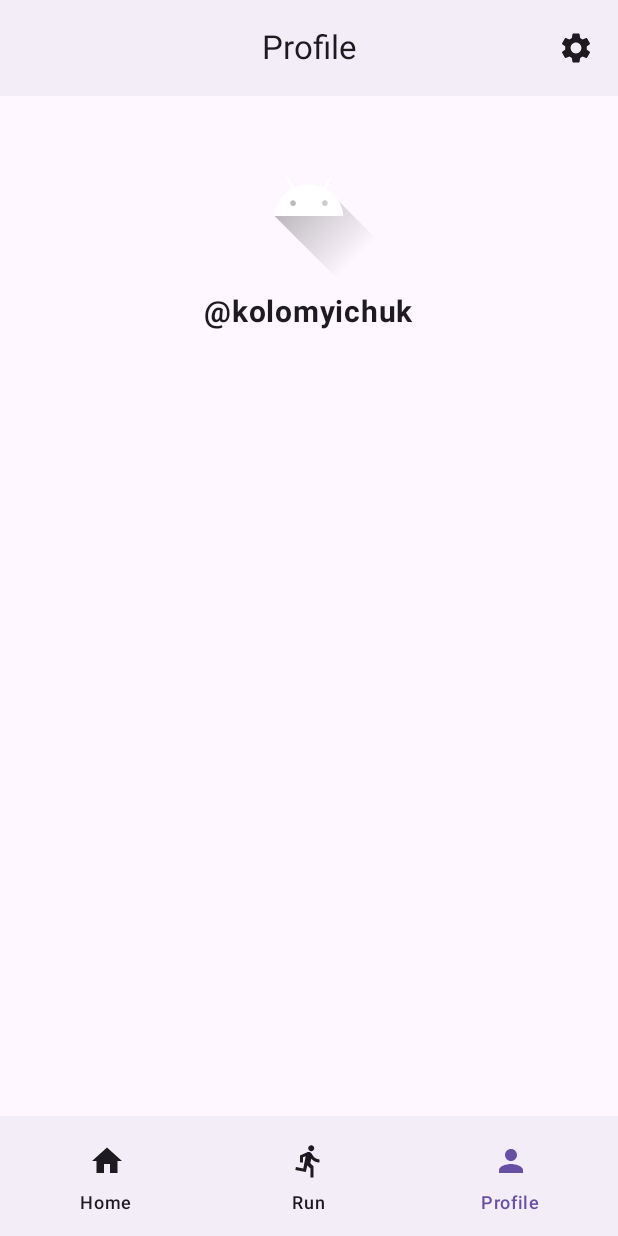
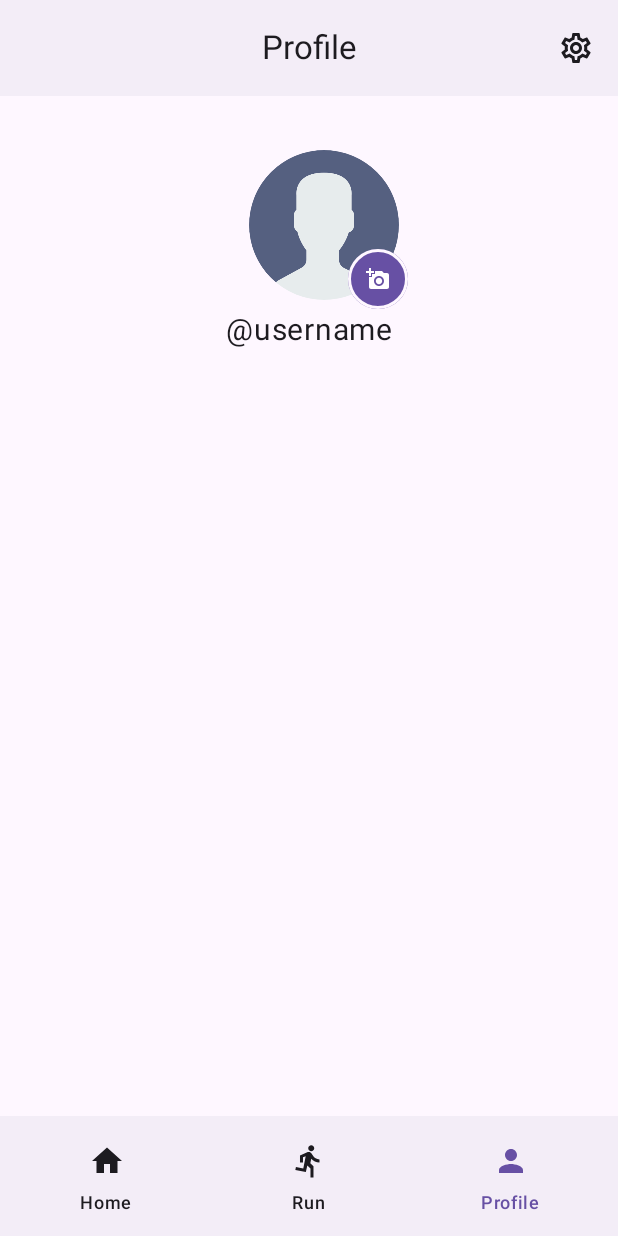
Before and after one commit to kolomyichuk/Runly, an Android app built with Jetpack Compose: the profile screen opened through its navigation route, on a phone screen of 412 x 824 dp. Run offline under Robolectric (Android 15) with nearby library versions, the phone set to English and light mode, and no system bars.

Commit message:
Added the ability to add a user photo on the user screen

```diff
--- a/app/build.gradle.kts
+++ b/app/build.gradle.kts
@@ -74,6 +74,7 @@ android {
 }
 
 dependencies {
+    implementation(libs.coil.compose)
     implementation(libs.android.maps.utils)
     implementation(libs.androidx.compose.material.iconsExtended)
     implementation(libs.data.store.preferences)
--- a/app/src/main/java/kolomyichuk/runly/di/ServiceModule.kt
+++ b/app/src/main/java/kolomyichuk/runly/di/ServiceModule.kt
@@ -34,7 +34,7 @@ object ServiceModule {
         .setAutoCancel(false)
         .setOngoing(true)
         .setOnlyAlertOnce(true)
-        .setSmallIcon(R.drawable.ic_launcher_foreground)
+        .setSmallIcon(R.mipmap.ic_runly)
         .setContentTitle(context.getString(R.string.app_name))
         .setContentText("00:00:00")
         .setContentIntent(pendingIntent)
--- a/app/src/main/java/kolomyichuk/runly/ui/screens/ProfileScreen.kt
+++ b/app/src/main/java/kolomyichuk/runly/ui/screens/ProfileScreen.kt
@@ -1,22 +1,42 @@
 package kolomyichuk.runly.ui.screens
 
+import android.net.Uri
+import androidx.activity.compose.rememberLauncherForActivityResult
+import androidx.activity.result.contract.ActivityResultContracts
 import androidx.compose.foundation.Image
+import androidx.compose.foundation.background
+import androidx.compose.foundation.border
+import androidx.compose.foundation.clickable
+import androidx.compose.foundation.layout.Box
 import androidx.compose.foundation.layout.Column
 import androidx.compose.foundation.layout.Spacer
 import androidx.compose.foundation.layout.fillMaxSize
 import androidx.compose.foundation.layout.height
+import androidx.compose.foundation.layout.offset
 import androidx.compose.foundation.layout.padding
+import androidx.compose.foundation.layout.size
+import androidx.compose.foundation.shape.CircleShape
 import androidx.compose.material.icons.Icons
-import androidx.compose.material.icons.filled.Settings
+import androidx.compose.material.icons.filled.AddAPhoto
+import androidx.compose.material.icons.outlined.Settings
+import androidx.compose.material3.Icon
+import androidx.compose.material3.MaterialTheme
 import androidx.compose.material3.Text
 import androidx.compose.runtime.Composable
+import androidx.compose.runtime.getValue
+import androidx.compose.runtime.mutableStateOf
+import androidx.compose.runtime.saveable.rememberSaveable
+import androidx.compose.runtime.setValue
 import androidx.compose.ui.Alignment
 import androidx.compose.ui.Modifier
+import androidx.compose.ui.draw.clip
+import androidx.compose.ui.layout.ContentScale
 import androidx.compose.ui.res.painterResource
 import androidx.compose.ui.res.stringResource
 import androidx.compose.ui.text.font.FontWeight
 import androidx.compose.ui.unit.dp
 import androidx.compose.ui.unit.sp
+import coil3.compose.rememberAsyncImagePainter
 import kolomyichuk.runly.R
 import kolomyichuk.runly.ui.components.TopBarApp
 
@@ -27,7 +47,7 @@ fun ProfileScreen(
     Column(modifier = Modifier.fillMaxSize()) {
         TopBarApp(
             title = stringResource(R.string.profile),
-            menuIcon = Icons.Default.Settings,
+            menuIcon = Icons.Outlined.Settings,
             onMenuClick = onNavigateToSettings
         )
         ContentProfileScreen()
@@ -37,7 +57,7 @@ fun ProfileScreen(
 
 @Composable
 fun ContentProfileScreen() {
-    val username = "@kolomyichuk"
+    val username = "@username"
 
     Column(
         modifier = Modifier
@@ -45,15 +65,69 @@ fun ContentProfileScreen() {
             .padding(16.dp),
         horizontalAlignment = Alignment.CenterHorizontally
     ) {
-        Image(
-            painter = painterResource(R.drawable.ic_launcher_foreground),
-            contentDescription = "User Image"
+        var imageUri by rememberSaveable { mutableStateOf<Uri?>(null) }
+        val galleryLauncher = rememberLauncherForActivityResult(
+            contract = ActivityResultContracts.GetContent(),
+            onResult = { uri ->
+                imageUri = uri
+            }
+        )
+
+
+        UserProfilePicture(
+            onEditClick = {
+                galleryLauncher.launch("image/*")
+            },
+            imageUrl = imageUri?.toString()
         )
         Spacer(modifier = Modifier.height(8.dp))
         Text(
             text = username,
-            fontWeight = FontWeight.Bold,
+            fontWeight = FontWeight.Normal,
             fontSize = 20.sp
         )
     }
 }
+
+@Composable
+fun UserProfilePicture(
+    imageUrl: String?,
+    onEditClick: () -> Unit
+) {
+    Box(
+        contentAlignment = Alignment.BottomEnd,
+        modifier = Modifier.size(120.dp)
+    ) {
+        Image(
+            painter = if (imageUrl != null) {
+                rememberAsyncImagePainter(model = imageUrl)
+            } else {
+                painterResource(R.drawable.user)
+            },
+            contentDescription = "User profile picture",
+            contentScale = ContentScale.Crop,
+            modifier = Modifier
+                .size(100.dp)
+                .clip(CircleShape)
+
+        )
+        Box(
+            contentAlignment = Alignment.Center,
+            modifier = Modifier
+                .size(40.dp)
+                .offset(x = 6.dp, y = 6.dp)
+                .background(MaterialTheme.colorScheme.primary, CircleShape)
+                .border(2.dp, MaterialTheme.colorScheme.background, CircleShape)
+                .clickable {
+                    onEditClick()
+                }
+        ) {
+            Icon(
+                imageVector = Icons.Default.AddAPhoto,
+                contentDescription = null,
+                tint = MaterialTheme.colorScheme.onPrimary,
+                modifier = Modifier.size(16.dp)
+            )
+        }
+    }
+}
--- a/app/src/main/java/kolomyichuk/runly/ui/screens/SettingsScreen.kt
+++ b/app/src/main/java/kolomyichuk/runly/ui/screens/SettingsScreen.kt
@@ -71,7 +71,7 @@ fun ContentSettingsScreen(
                 Text(
                     text = "Theme",
                     fontSize = 18.sp,
-                    fontWeight = FontWeight.Medium,
+                    fontWeight = FontWeight.Normal,
                     modifier = Modifier.weight(1f)
                 )
                 Icon(
--- a/app/src/main/res/drawable/ic_launcher_foreground.xml
+++ /dev/null
@@ -1,30 +0,0 @@
-<vector xmlns:android="http://schemas.android.com/apk/res/android"
-    xmlns:aapt="http://schemas.android.com/aapt"
-    android:width="108dp"
-    android:height="108dp"
-    android:viewportWidth="108"
-    android:viewportHeight="108">
-    <path android:pathData="M31,63.928c0,0 6.4,-11 12.1,-13.1c7.2,-2.6 26,-1.4 26,-1.4l38.1,38.1L107,108.928l-32,-1L31,63.928z">
-        <aapt:attr name="android:fillColor">
-            <gradient
-                android:endX="85.84757"
-                android:endY="92.4963"
-                android:startX="42.9492"
-                android:startY="49.59793"
-                android:type="linear">
-                <item
-                    android:color="#44000000"
-                    android:offset="0.0" />
-                <item
-                    android:color="#00000000"
-                    android:offset="1.0" />
-            </gradient>
-        </aapt:attr>
-    </path>
-    <path
-        android:fillColor="#FFFFFF"
-        android:fillType="nonZero"
-        android:pathData="M65.3,45.828l3.8,-6.6c0.2,-0.4 0.1,-0.9 -0.3,-1.1c-0.4,-0.2 -0.9,-0.1 -1.1,0.3l-3.9,6.7c-6.3,-2.8 -13.4,-2.8 -19.7,0l-3.9,-6.7c-0.2,-0.4 -0.7,-0.5 -1.1,-0.3C38.8,38.328 38.7,38.828 38.9,39.228l3.8,6.6C36.2,49.428 31.7,56.028 31,63.928h46C76.3,56.028 71.8,49.428 65.3,45.828zM43.4,57.328c-0.8,0 -1.5,-0.5 -1.8,-1.2c-0.3,-0.7 -0.1,-1.5 0.4,-2.1c0.5,-0.5 1.4,-0.7 2.1,-0.4c0.7,0.3 1.2,1 1.2,1.8C45.3,56.528 44.5,57.328 43.4,57.328L43.4,57.328zM64.6,57.328c-0.8,0 -1.5,-0.5 -1.8,-1.2s-0.1,-1.5 0.4,-2.1c0.5,-0.5 1.4,-0.7 2.1,-0.4c0.7,0.3 1.2,1 1.2,1.8C66.5,56.528 65.6,57.328 64.6,57.328L64.6,57.328z"
-        android:strokeWidth="1"
-        android:strokeColor="#00000000" />
-</vector>
--- a/gradle/libs.versions.toml
+++ b/gradle/libs.versions.toml
@@ -1,5 +1,6 @@
 [versions]
 agp = "8.8.1"
+coilCompose = "3.1.0"
 kotlin = "2.1.10"
 coreKtx = "1.15.0"
 junit = "4.13.2"
@@ -24,6 +25,7 @@ androidMapsUtils = "3.5.3"
 androidx-core-ktx = { group = "androidx.core", name = "core-ktx", version.ref = "coreKtx" }
 androidx-lifecycle-viewmodel-compose = { module = "androidx.lifecycle:lifecycle-viewmodel-compose", version.ref = "lifecycleRuntimeKtx" }
 androidx-navigation-compose = { module = "androidx.navigation:navigation-compose" }
+coil-compose = { module = "io.coil-kt.coil3:coil-compose", version.ref = "coilCompose" }
 junit = { group = "junit", name = "junit", version.ref = "junit" }
 androidx-junit = { group = "androidx.test.ext", name = "junit", version.ref = "junitVersion" }
 androidx-espresso-core = { group = "androidx.test.espresso", name = "espresso-core", version.ref = "espressoCore" }
```
Also changed, not shown: app/src/main/java/kolomyichuk/runly/ui/components/BottomNavBar.kt (+8 -2 lines), app/src/main/java/kolomyichuk/runly/ui/screens/ThemeScreen.kt (+15 -16 lines), app/src/main/res/drawable/ic_launcher_background.xml (deleted, +0 -170 lines), app/src/main/res/drawable/user.png (added).
